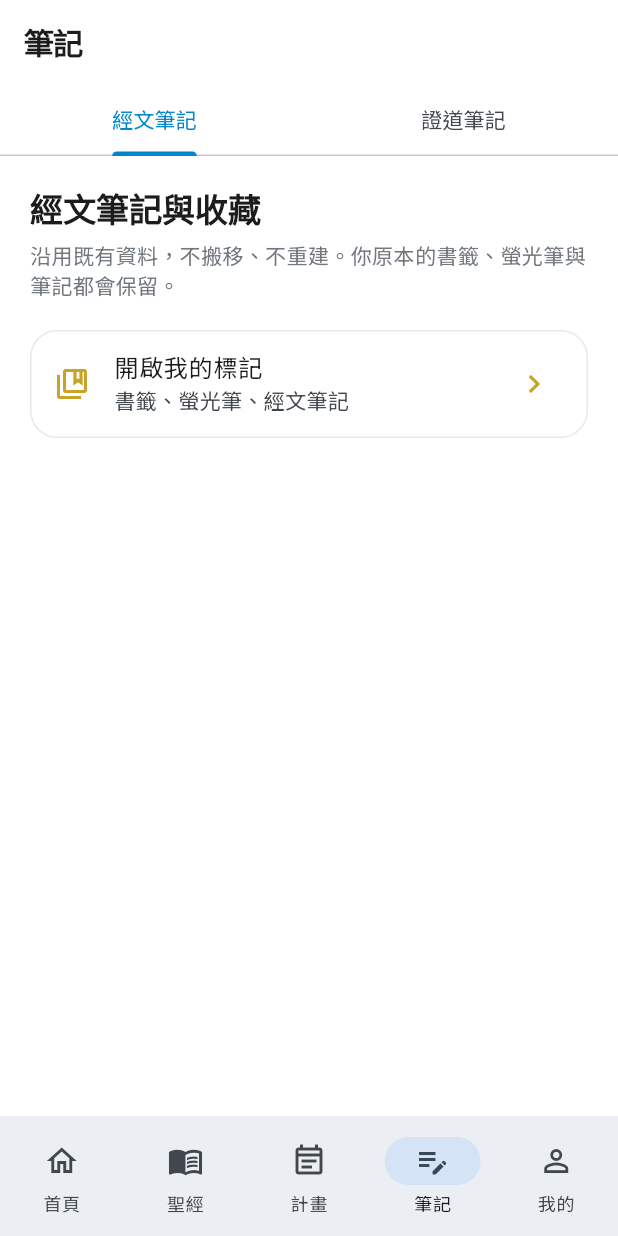
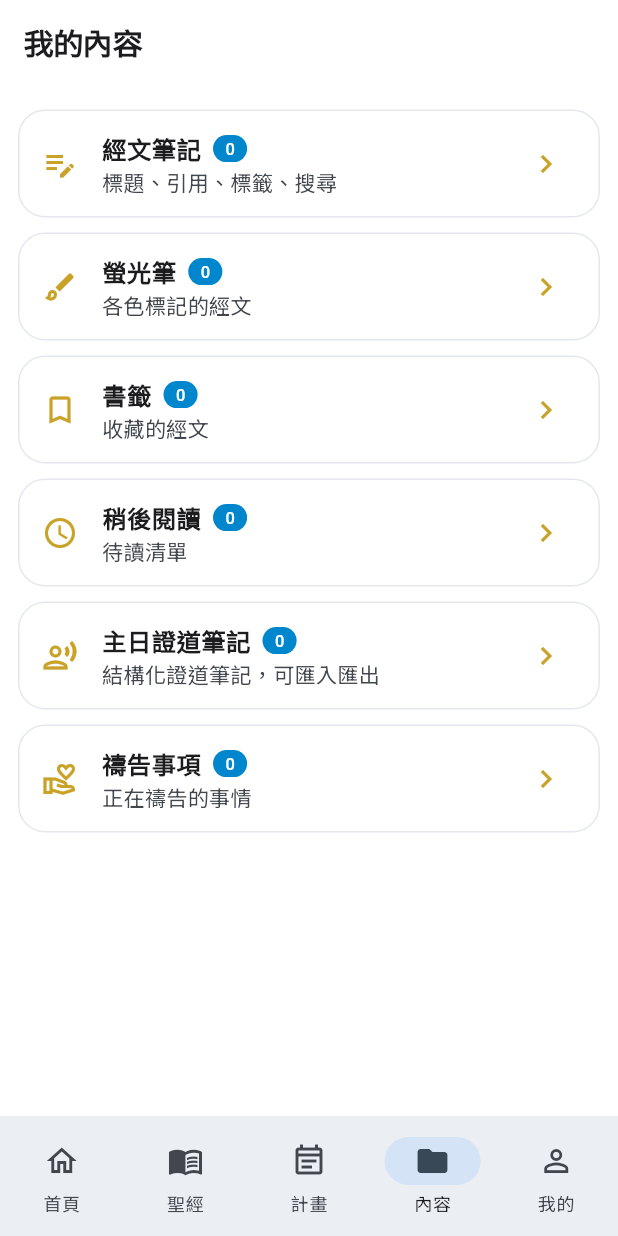
Before and after one commit to zhen-space/bible_app, a Flutter app: the screen it shows after launch, item 4 of the bottom bar chosen, on a phone screen of 412 x 824 dp. Run offline on Flutter 3.47's test engine with Material 3 defaults, Android fonts, the phone set to English and light mode, and no system bars; our stand-ins replace cloud_firestore, firebase_auth, firebase_core, flutter_riverpod, flutter_tts, google_sign_in and 6 more; missing offline and left inert: dart:js_interop, google_sign_in_web; accounts and stored records are empty.

Commit message:
P0-6: My Content unified entry
- New MyContentScreen: one hub for 經文筆記 / 螢光筆 / 書籤 / 稍後閱讀 /
  主日證道筆記 / 禱告事項, each with a live count; every data type keeps its
  own independent model and screen (no data merge).
- New LaterScreen lists 稍後閱讀 items; open → temporary Reader, or remove.
- App shell '筆記' tab replaced by '內容' → MyContentScreen (NotesHubScreen
  retired from nav).

Co-Authored-By: Claude Opus 4.8 <noreply@anthropic.com>
Claude-Session: https://claude.ai/code/session_01SkXxR652YX1KA9j7FuMJXU

```diff
--- a/lib/screens/app_shell.dart
+++ b/lib/screens/app_shell.dart
@@ -1,7 +1,7 @@
 import 'package:flutter/material.dart';
 
 import 'bible_hub_screen.dart';
-import 'notes_hub_screen.dart';
+import 'my_content_screen.dart';
 import 'reading_plans_screen.dart';
 import 'search_screen.dart';
 import 'student_home_screen.dart';
@@ -25,7 +25,7 @@ class _AppShellState extends State<AppShell> {
     StudentHomeScreen(),
     BibleHubScreen(),
     ReadingPlansScreen(),
-    NotesHubScreen(),
+    MyContentScreen(),
     MeScreen(),
   ];
 
@@ -59,9 +59,9 @@ class _AppShellState extends State<AppShell> {
             label: '計畫',
           ),
           NavigationDestination(
-            icon: Icon(Icons.edit_note_outlined),
-            selectedIcon: Icon(Icons.edit_note),
-            label: '筆記',
+            icon: Icon(Icons.folder_outlined),
+            selectedIcon: Icon(Icons.folder),
+            label: '內容',
           ),
           NavigationDestination(
             icon: Icon(Icons.person_outline),
--- /dev/null
+++ b/lib/screens/my_content_screen.dart
@@ -0,0 +1,139 @@
+import 'package:flutter/material.dart';
+import 'package:flutter_riverpod/flutter_riverpod.dart';
+
+import '../providers/providers.dart';
+import 'bookmarks_screen.dart';
+import 'chapter_screen.dart';
+import 'notes_screen.dart';
+import 'prayers_screen.dart';
+import 'sermon_notes_screen.dart';
+
+/// 我的內容：統一入口，把個人資料的各類集合集中在一個地方，
+/// 但每種資料仍是獨立的 model／畫面（不合併資料）。
+class MyContentScreen extends ConsumerWidget {
+  const MyContentScreen({super.key});
+
+  @override
+  Widget build(BuildContext context, WidgetRef ref) {
+    final notes = ref.watch(allNotesProvider).value?.length;
+    final highlights = ref.watch(allHighlightsProvider).value?.length;
+    final bookmarks = ref.watch(allBookmarksProvider).value?.length;
+    final later = ref.watch(allLaterProvider).value?.length;
+    final sermons = ref.watch(allSermonNotesProvider).value?.length;
+    final prayers = ref.watch(allPrayersProvider).value?.length;
+
+    String c(int? n) => n == null ? '' : '$n';
+
+    return Scaffold(
+      appBar: AppBar(title: const Text('我的內容')),
+      body: ListView(
+        padding: const EdgeInsets.all(12),
+        children: [
+          _tile(context, Icons.edit_note, '經文筆記', c(notes), '標題、引用、標籤、搜尋',
+              () => const NotesScreen()),
+          _tile(context, Icons.brush_outlined, '螢光筆', c(highlights),
+              '各色標記的經文', () => const BookmarksScreen(initialTab: 1)),
+          _tile(context, Icons.bookmark_outline, '書籤', c(bookmarks), '收藏的經文',
+              () => const BookmarksScreen(initialTab: 0)),
+          _tile(context, Icons.watch_later_outlined, '稍後閱讀', c(later),
+              '待讀清單', () => const LaterScreen()),
+          _tile(context, Icons.record_voice_over_outlined, '主日證道筆記',
+              c(sermons), '結構化證道筆記，可匯入匯出',
+              () => const SermonNotesScreen()),
+          _tile(context, Icons.volunteer_activism_outlined, '禱告事項', c(prayers),
+              '正在禱告的事情', () => const PrayersScreen()),
+        ],
+      ),
+    );
+  }
+
+  Widget _tile(BuildContext context, IconData icon, String title, String count,
+          String subtitle, Widget Function() screen) =>
+      Card(
+        margin: const EdgeInsets.symmetric(vertical: 5),
+        child: ListTile(
+          leading: Icon(icon),
+          title: Row(children: [
+            Text(title, style: const TextStyle(fontWeight: FontWeight.w600)),
+            if (count.isNotEmpty) ...[
+              const SizedBox(width: 8),
+              _badge(context, count),
+            ],
+          ]),
+          subtitle: Text(subtitle),
+          trailing: const Icon(Icons.chevron_right),
+          onTap: () => Navigator.of(context)
+              .push(MaterialPageRoute(builder: (_) => screen())),
+        ),
+      );
+
+  Widget _badge(BuildContext context, String text) => Container(
+        padding: const EdgeInsets.symmetric(horizontal: 8, vertical: 1),
+        decoration: BoxDecoration(
+          color: Theme.of(context).colorScheme.primaryContainer,
+          borderRadius: BorderRadius.circular(10),
+        ),
+        child: Text(text,
+            style: Theme.of(context).textTheme.labelSmall?.copyWith(
+                color: Theme.of(context).colorScheme.onPrimaryContainer)),
+      );
+}
+
+/// 稍後閱讀清單。
+class LaterScreen extends ConsumerWidget {
+  const LaterScreen({super.key});
+
+  @override
+  Widget build(BuildContext context, WidgetRef ref) {
+    final later = ref.watch(allLaterProvider);
+    final books = ref.watch(booksProvider).value;
+    return Scaffold(
+      appBar: AppBar(title: const Text('稍後閱讀')),
+      body: later.when(
+        loading: () => const Center(child: CircularProgressIndicator()),
+        error: (e, _) => Center(child: Text('載入失敗：$e')),
+        data: (list) => list.isEmpty
+            ? Center(
+                child: Padding(
+                  padding: const EdgeInsets.all(32),
+                  child: Text('還沒有待讀的經文。讀經時選取經文可加入「稍後讀」。',
+                      textAlign: TextAlign.center,
+                      style: Theme.of(context).textTheme.bodyMedium?.copyWith(
+                          color: Theme.of(context).colorScheme.outline)),
+                ),
+              )
+            : ListView(
+                children: [
+                  for (final b in list)
+                    ListTile(
+                      leading: const Icon(Icons.watch_later_outlined),
+                      title: Text(books == null
+                          ? '${b.bookId}:${b.chapter}:${b.verse}'
+                          : '${books[b.bookId - 1].name} ${b.chapter}:${b.verse}'),
+                      trailing: IconButton(
+                        icon: const Icon(Icons.close),
+                        tooltip: '移除',
+                        onPressed: () async {
+                          await ref
+                              .read(databaseServiceProvider)
+                              .removeLater(b.bookId, b.chapter, b.verse);
+                          ref.invalidate(allLaterProvider);
+                        },
+                      ),
+                      onTap: () => Navigator.push(
+                        context,
+                        MaterialPageRoute(
+                          builder: (_) => ChapterScreen(
+                              bookId: b.bookId,
+                              chapter: b.chapter,
+                              focusVerse: b.verse,
+                              updateReadingPosition: false),
+                        ),
+                      ),
+                    ),
+                ],
+              ),
+      ),
+    );
+  }
+}
--- a/lib/screens/student_home_screen.dart
+++ b/lib/screens/student_home_screen.dart
@@ -3,7 +3,6 @@ import 'package:flutter_riverpod/flutter_riverpod.dart';
 
 import '../models/models.dart';
 import '../providers/providers.dart';
-import 'bookmarks_screen.dart';
 import 'chapter_screen.dart';
 import 'reading_plans_screen.dart';
 import 'notes_screen.dart';
```
